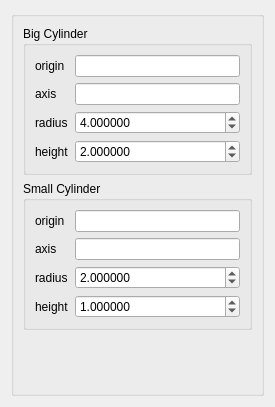
Above: src/HEXABLOCKGUI/MakeCylinders_QTD.ui from SalomePlatform/hexablock before the change. Below: the same form after it.
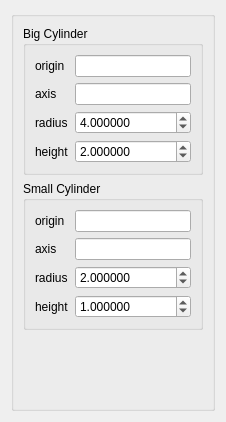
That is the form after the change.

What changed in the file:
```diff
--- a/src/HEXABLOCKGUI/MakeCylinders_QTD.ui
+++ b/src/HEXABLOCKGUI/MakeCylinders_QTD.ui
@@ -6,16 +6,22 @@
    <rect>
     <x>0</x>
     <y>0</y>
-    <width>275</width>
-    <height>407</height>
+    <width>226</width>
+    <height>422</height>
    </rect>
   </property>
   <property name="sizePolicy">
-   <sizepolicy hsizetype="Preferred" vsizetype="Fixed">
+   <sizepolicy hsizetype="Preferred" vsizetype="Preferred">
     <horstretch>0</horstretch>
     <verstretch>0</verstretch>
    </sizepolicy>
   </property>
+  <property name="minimumSize">
+   <size>
+    <width>5</width>
+    <height>0</height>
+   </size>
+  </property>
   <property name="windowTitle">
    <string>Cylinders Construction</string>
   </property>
@@ -42,7 +48,7 @@
          <item row="0" column="1">
           <widget class="QLineEdit" name="center_le">
            <property name="sizePolicy">
-            <sizepolicy hsizetype="Minimum" vsizetype="Fixed">
+            <sizepolicy hsizetype="Preferred" vsizetype="Fixed">
              <horstretch>0</horstretch>
              <verstretch>0</verstretch>
             </sizepolicy>
@@ -61,7 +67,7 @@
          <item row="1" column="1">
           <widget class="QLineEdit" name="direction_le">
            <property name="sizePolicy">
-            <sizepolicy hsizetype="Minimum" vsizetype="Fixed">
+            <sizepolicy hsizetype="Preferred" vsizetype="Fixed">
              <horstretch>0</horstretch>
              <verstretch>0</verstretch>
             </sizepolicy>
@@ -77,6 +83,12 @@
          </item>
          <item row="2" column="1">
           <widget class="QDoubleSpinBox" name="radius_spb">
+           <property name="sizePolicy">
+            <sizepolicy hsizetype="Preferred" vsizetype="Fixed">
+             <horstretch>0</horstretch>
+             <verstretch>0</verstretch>
+            </sizepolicy>
+           </property>
            <property name="decimals">
             <number>6</number>
            </property>
@@ -90,6 +102,12 @@
          </item>
          <item row="3" column="1">
           <widget class="QDoubleSpinBox" name="height_spb">
+           <property name="sizePolicy">
+            <sizepolicy hsizetype="Preferred" vsizetype="Fixed">
+             <horstretch>0</horstretch>
+             <verstretch>0</verstretch>
+            </sizepolicy>
+           </property>
            <property name="decimals">
             <number>6</number>
            </property>
@@ -134,7 +152,7 @@
          <item row="0" column="1">
           <widget class="QLineEdit" name="center2_le">
            <property name="sizePolicy">
-            <sizepolicy hsizetype="Minimum" vsizetype="Fixed">
+            <sizepolicy hsizetype="Preferred" vsizetype="Fixed">
              <horstretch>0</horstretch>
              <verstretch>0</verstretch>
             </sizepolicy>
@@ -153,7 +171,7 @@
          <item row="1" column="1">
           <widget class="QLineEdit" name="direction2_le">
            <property name="sizePolicy">
-            <sizepolicy hsizetype="Minimum" vsizetype="Fixed">
+            <sizepolicy hsizetype="Preferred" vsizetype="Fixed">
              <horstretch>0</horstretch>
              <verstretch>0</verstretch>
             </sizepolicy>
@@ -169,6 +187,12 @@
          </item>
          <item row="2" column="1">
           <widget class="QDoubleSpinBox" name="radius2_spb">
+           <property name="sizePolicy">
+            <sizepolicy hsizetype="Preferred" vsizetype="Fixed">
+             <horstretch>0</horstretch>
+             <verstretch>0</verstretch>
+            </sizepolicy>
+           </property>
            <property name="decimals">
             <number>6</number>
            </property>
@@ -182,6 +206,12 @@
          </item>
          <item row="3" column="1">
           <widget class="QDoubleSpinBox" name="height2_spb">
+           <property name="sizePolicy">
+            <sizepolicy hsizetype="Preferred" vsizetype="Fixed">
+             <horstretch>0</horstretch>
+             <verstretch>0</verstretch>
+            </sizepolicy>
+           </property>
            <property name="decimals">
             <number>6</number>
            </property>
@@ -218,7 +248,7 @@
         <property name="sizeHint" stdset="0">
          <size>
           <width>20</width>
-          <height>0</height>
+          <height>16777215</height>
          </size>
         </property>
        </spacer>
```
